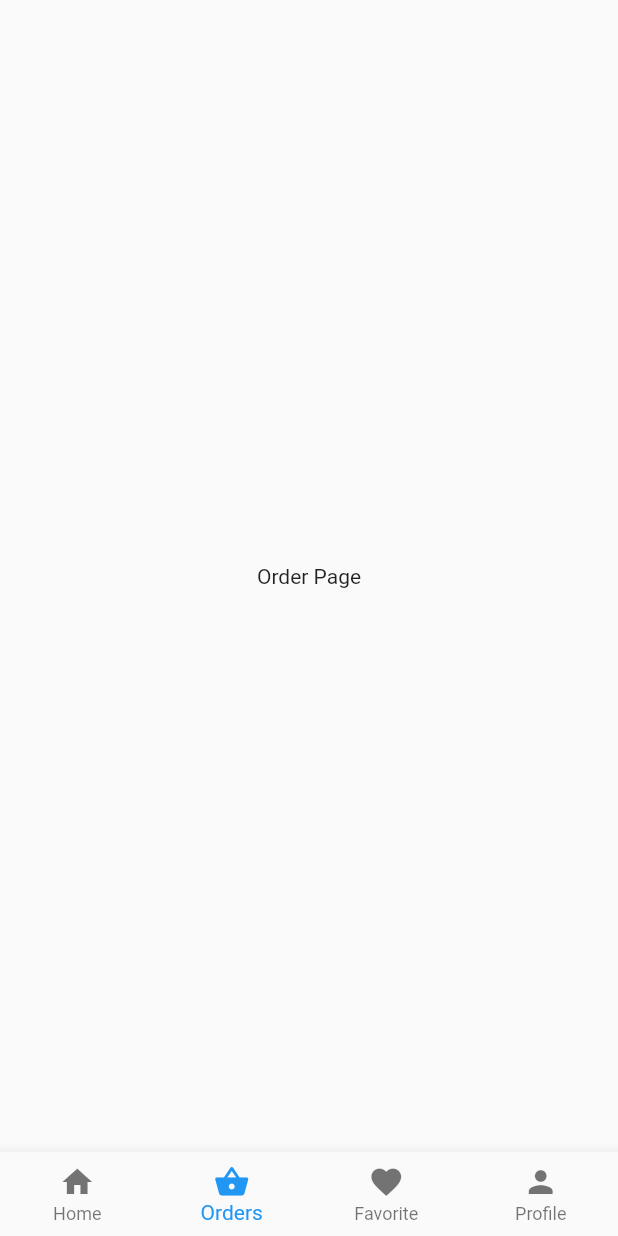
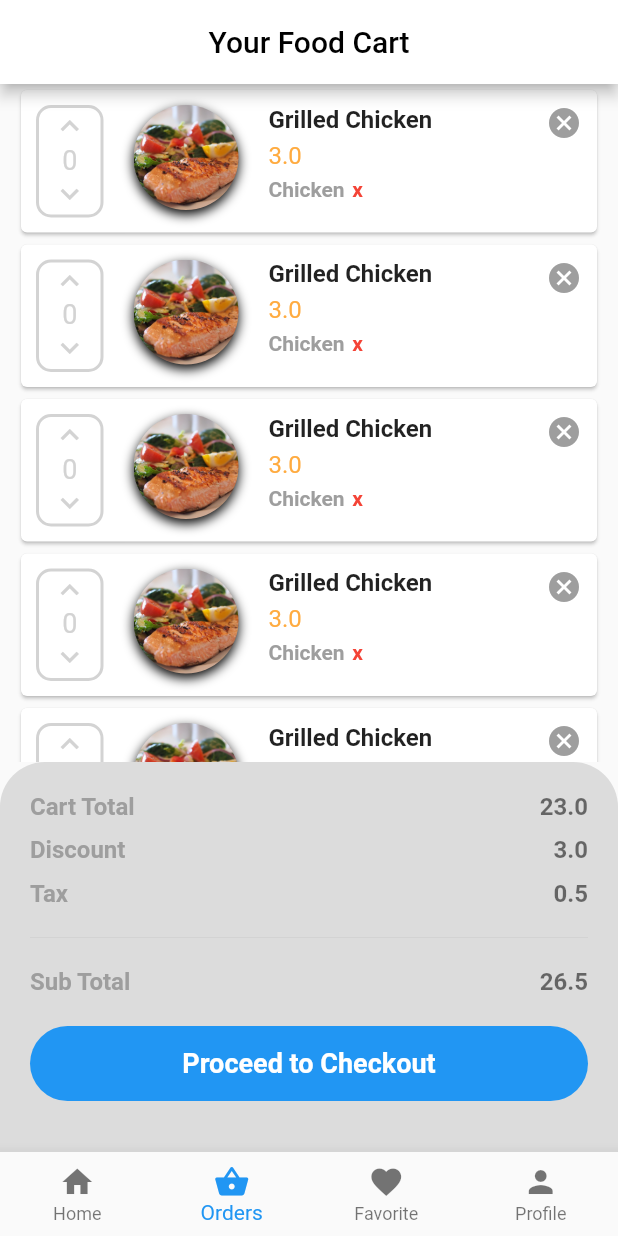
Before and after one commit to MarwanSallum/Food-Delivery-App, a Flutter app: the screen it shows after launch, item 2 of the bottom bar chosen, on a phone screen of 412 x 824 dp. Run offline on Flutter 3.47's test engine with Material 2 defaults, Android fonts, the phone set to English and light mode, and no system bars.

Commit message:
finish order page UI

```diff
--- a/lib/src/pages/order_page.dart
+++ b/lib/src/pages/order_page.dart
@@ -1,4 +1,5 @@
 import 'package:flutter/material.dart';
+import 'package:food_delivery_app/src/widgets/order_card.dart';
 
 class OrderPage extends StatefulWidget {
   @override
@@ -8,8 +9,98 @@ class OrderPage extends StatefulWidget {
 class _OrderPageState extends State<OrderPage> {
   @override
   Widget build(BuildContext context) {
-    return Center(
-      child: Text("Order Page"),
+    return Scaffold(
+      appBar: AppBar(
+        title: Text("Your Food Cart", style: TextStyle(color: Colors.black),),
+        centerTitle: true,
+        backgroundColor: Colors.white,
+      ),
+      body: ListView(
+        padding: EdgeInsets.symmetric(horizontal: 10.0),
+        scrollDirection: Axis.vertical,
+        children: [
+          OrderCart(),
+          OrderCart(),
+          OrderCart(),
+          OrderCart(),
+          OrderCart(),
+          OrderCart(),
+          OrderCart(),
+          OrderCart(),
+          OrderCart(),
+          OrderCart(),
+          OrderCart(),
+        ],
+      ),
+      bottomNavigationBar: _buildTotalContainer(),
+    );
+  }
+
+  Widget _buildTotalContainer(){
+    return Container(
+      height: 260,
+      padding: EdgeInsets.symmetric(horizontal: 20, vertical: 20),
+      decoration: BoxDecoration(
+        color: Colors.black12,
+        borderRadius: BorderRadius.only(
+          topLeft: Radius.circular(30),
+          topRight: Radius.circular(30),
+        ),
+      ),
+      child: Column(
+        children: [
+          Row(
+            mainAxisAlignment: MainAxisAlignment.spaceBetween,
+            children: [
+              Text("Cart Total", style: TextStyle(fontSize: 16.0, fontWeight: FontWeight.bold, color: Colors.grey),),
+              Text("23.0", style: TextStyle(fontSize: 16.0, fontWeight: FontWeight.bold, color: Colors.black54),),
+            ],
+          ),
+          SizedBox(height: 10.0,),
+          Row(
+            mainAxisAlignment: MainAxisAlignment.spaceBetween,
+            children: [
+              Text("Discount", style: TextStyle(fontSize: 16.0, fontWeight: FontWeight.bold, color: Colors.grey),),
+              Text("3.0", style: TextStyle(fontSize: 16.0, fontWeight: FontWeight.bold, color: Colors.black54),),
+            ],
+          ),
+          SizedBox(height: 10.0,),
+          Row(
+            mainAxisAlignment: MainAxisAlignment.spaceBetween,
+            children: [
+              Text("Tax", style: TextStyle(fontSize: 16.0, fontWeight: FontWeight.bold, color: Colors.grey),),
+              Text("0.5", style: TextStyle(fontSize: 16.0, fontWeight: FontWeight.bold, color: Colors.black54),),
+            ],
+          ),
+          Divider(height: 40.0, color: Color(0xFFD3D3D3),),
+          Row(
+            mainAxisAlignment: MainAxisAlignment.spaceBetween,
+            children: [
+              Text("Sub Total", style: TextStyle(fontSize: 16.0, fontWeight: FontWeight.bold, color: Colors.grey),),
+              Text("26.5", style: TextStyle(fontSize: 16.0, fontWeight: FontWeight.bold, color: Colors.black54),),
+            ],
+          ),
+          SizedBox(height: 20.0,),
+          Container(
+            width: MediaQuery.of(context).size.width,
+            height: 50.0,
+            decoration: BoxDecoration(
+              color: Colors.blue,
+              borderRadius: BorderRadius.circular(30.0),
+            ),
+            child: Center(
+              child: Text("Proceed to Checkout",
+              style: TextStyle(
+                color: Colors.white,
+                fontWeight: FontWeight.bold,
+                fontSize: 18.0,
+              ),
+              ),
+            ),
+          ),
+
+        ],
+      ),
     );
   }
 }
--- /dev/null
+++ b/lib/src/widgets/order_card.dart
@@ -0,0 +1,127 @@
+import 'package:flutter/material.dart';
+
+class OrderCart extends StatelessWidget {
+  @override
+  Widget build(BuildContext context) {
+    return Card(
+      child: Padding(
+        padding: const EdgeInsets.symmetric(horizontal: 10.0, vertical: 10.0),
+        child: Row(
+          crossAxisAlignment: CrossAxisAlignment.start,
+          children: [
+            Container(
+              height: 75.0,
+              width: 45.0,
+              decoration: BoxDecoration(
+                border: Border.all(
+                  width: 2.0,
+                  color: Color(0xFFD3D3d3),
+                ),
+                borderRadius: BorderRadius.circular(10.0),
+              ),
+              child: Column(
+                children: [
+                  InkWell(
+                      onTap: () {},
+                      child: Icon(
+                        Icons.keyboard_arrow_up,
+                        color: Color(0xFFD3D3d3),
+                      )),
+                  Text(
+                    "0",
+                    style: TextStyle(
+                      fontSize: 18.0,
+                      color: Color(0xFFD3D3d3),
+                    ),
+                  ),
+                  InkWell(
+                      onTap: () {},
+                      child: Icon(
+                        Icons.keyboard_arrow_down,
+                        color: Color(0xFFD3D3d3),
+                      )),
+                ],
+              ),
+            ),
+            SizedBox(
+              width: 20.0,
+            ),
+            Container(
+              height: 70.0,
+              width: 70.0,
+              decoration: BoxDecoration(
+                  image: DecorationImage(
+                    image: AssetImage("assets/images/lunch.jpeg"),
+                    fit: BoxFit.cover,
+                  ),
+                  borderRadius: BorderRadius.circular(35.0),
+                  boxShadow: [
+                    BoxShadow(
+                      color: Colors.black,
+                      blurRadius: 6.0,
+                      offset: Offset(0.0, 3.0),
+                    ),
+                  ]),
+            ),
+            SizedBox(
+              width: 20.0,
+            ),
+            Column(
+              crossAxisAlignment: CrossAxisAlignment.start,
+              children: [
+                Text(
+                  "Grilled Chicken",
+                  style: TextStyle(fontSize: 16.0, fontWeight: FontWeight.bold),
+                ),
+                SizedBox(
+                  height: 5.0,
+                ),
+                Text(
+                  "3.0",
+                  style: TextStyle(color: Colors.orangeAccent, fontSize: 16.0),
+                ),
+                SizedBox(
+                  height: 5.0,
+                ),
+                Container(
+                  height: 25.0,
+                  width: 120.0,
+                  child: ListView(
+                    children: [
+                      Row(
+                        children: [
+                          Text(
+                            "Chicken",
+                            style: TextStyle(
+                                color: Colors.grey,
+                                fontWeight: FontWeight.bold),
+                          ),
+                          SizedBox(
+                            width: 5.0,
+                          ),
+                          Text(
+                            "x",
+                            style: TextStyle(
+                                color: Colors.red,
+                                fontWeight: FontWeight.bold,
+                            ),
+                          ),
+                        ],
+                      )
+                    ],
+                  ),
+                )
+              ],
+            ),
+            Spacer(),
+            GestureDetector(
+              onTap: (){},
+              child: Icon(Icons.cancel, color: Colors.grey,
+              ),
+            )
+          ],
+        ),
+      ),
+    );
+  }
+}
```
